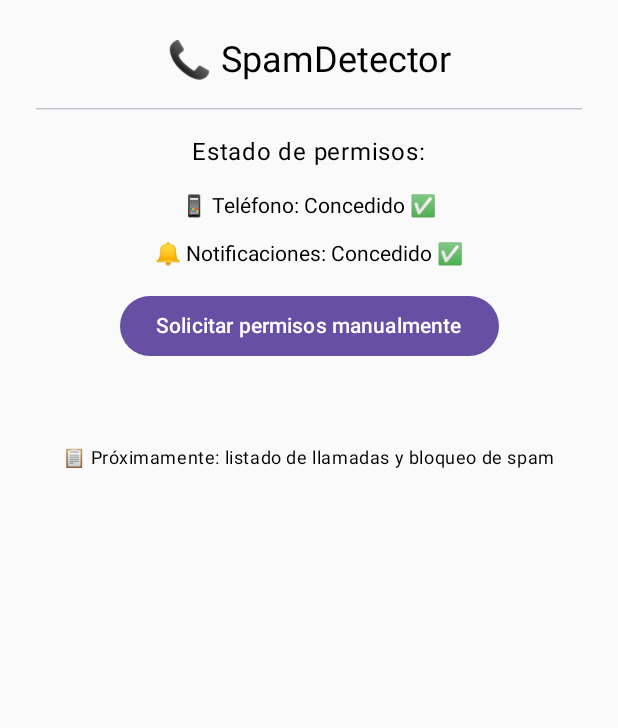
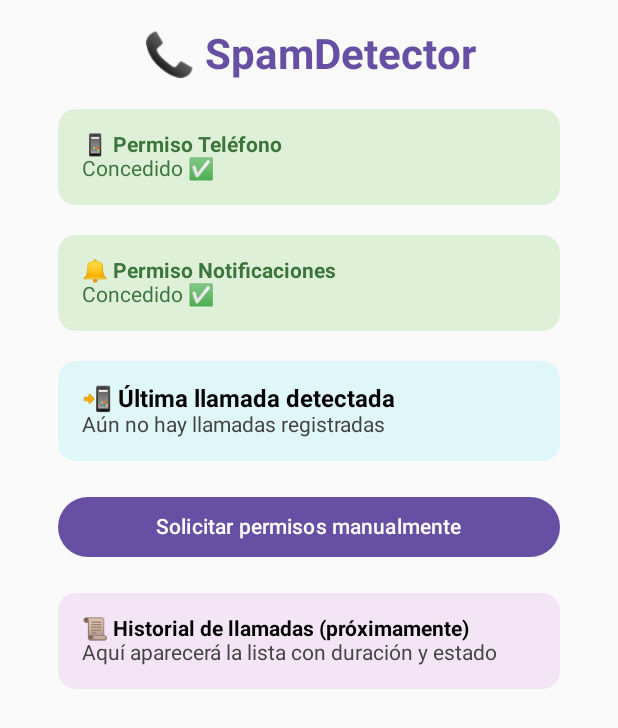
Before and after one commit to angelitrouss/SPAMDETECTOR-TFG, an Android app built with Jetpack Compose: the screen it shows after launch (MainActivity), on a phone screen of 412 x 824 dp. Shown: the top 728 px of the screen. Run offline under Robolectric (Android 15) with nearby library versions, the phone set to English and light mode, and no system bars.

Commit message:
SpamDetector v.1.7
Detecta llamadas entrantes y desplega una notificación + Interfaz Gráfica Simple + Listado de Últimas llamadas

```diff
--- a/app/src/main/java/com/example/spamdetector/CallReceiver.kt
+++ b/app/src/main/java/com/example/spamdetector/CallReceiver.kt
@@ -10,25 +10,33 @@ import android.telephony.TelephonyManager
 import android.util.Log
 import androidx.core.app.NotificationCompat
 import androidx.core.app.NotificationManagerCompat
+import java.text.SimpleDateFormat
+import java.util.*
 
 class CallReceiver : BroadcastReceiver() {
 
     override fun onReceive(context: Context, intent: Intent) {
         Log.d("CALL_RECEIVER", "Intent recibido")
 
-        //Verificamos que sea una acción del sistema para llamada
         val action = intent.action
         if (action == TelephonyManager.ACTION_PHONE_STATE_CHANGED) {
             val estado = intent.getStringExtra(TelephonyManager.EXTRA_STATE)
             Log.d("CALL_RECEIVER", "Estado de llamada: $estado")
 
             if (estado == TelephonyManager.EXTRA_STATE_RINGING) {
+                val numero = intent.getStringExtra(TelephonyManager.EXTRA_INCOMING_NUMBER)
+                val fechaHora = SimpleDateFormat("dd/MM/yyyy HH:mm:ss", Locale.getDefault())
+                    .format(Date())
+
+                // Guardar la última llamada detectada
+                UltimaLlamada.llamada = Llamada(numero = numero, fechaHora = fechaHora)
+
                 crearCanalDeNotificacion(context)
 
                 val builder = NotificationCompat.Builder(context, "canal_llamada")
                     .setSmallIcon(android.R.drawable.sym_call_incoming)
                     .setContentTitle("📞 Llamada entrante")
-                    .setContentText("SpamDetector esta detectando una llamada.")
+                    .setContentText("SpamDetector está detectando una llamada.")
                     .setPriority(NotificationCompat.PRIORITY_HIGH)
                     .setAutoCancel(true)
 
--- a/app/src/main/java/com/example/spamdetector/MainActivity.kt
+++ b/app/src/main/java/com/example/spamdetector/MainActivity.kt
@@ -6,40 +6,63 @@ import android.os.Build
 import android.os.Bundle
 import androidx.activity.ComponentActivity
 import androidx.activity.compose.setContent
-import androidx.core.app.ActivityCompat
+import androidx.activity.result.contract.ActivityResultContracts
+import androidx.compose.runtime.mutableStateOf
+import androidx.compose.runtime.getValue
+import androidx.compose.runtime.setValue
 import androidx.core.content.ContextCompat
+import com.example.spamdetector.PantallaPrincipal
 
 class MainActivity : ComponentActivity() {
 
-    private val REQUEST_CODE = 100
+    // Variables de estado que se actualizan automáticamente
+    private val permisoTelefono = mutableStateOf(false)
+    private val permisoNotificaciones = mutableStateOf(false)
 
     override fun onCreate(savedInstanceState: Bundle?) {
         super.onCreate(savedInstanceState)
 
+        // Actualiza el estado de los permisos al arrancar
+        actualizarEstadosDePermisos()
+
         setContent {
-            PantallaPrincipal { solicitarPermisos() }
+            PantallaPrincipal(
+                permisoTelefono = permisoTelefono,
+                permisoNotificacion = permisoNotificaciones,
+                onSolicitarPermisos = { solicitarPermisos() }
+            )
         }
-
-        solicitarPermisos()
     }
 
     private fun solicitarPermisos() {
+        val launcher = registerForActivityResult(
+            ActivityResultContracts.RequestMultiplePermissions()
+        ) { permisosResultado ->
+            permisoTelefono.value =
+                permisosResultado[Manifest.permission.READ_PHONE_STATE] == true
+
+            permisoNotificaciones.value =
+                Build.VERSION.SDK_INT < Build.VERSION_CODES.TIRAMISU ||
+                        permisosResultado[Manifest.permission.POST_NOTIFICATIONS] == true
+        }
+
         val permisos = mutableListOf(Manifest.permission.READ_PHONE_STATE)
 
         if (Build.VERSION.SDK_INT >= Build.VERSION_CODES.TIRAMISU) {
             permisos.add(Manifest.permission.POST_NOTIFICATIONS)
         }
 
-        val permisosNoConcedidos = permisos.filter {
-            ContextCompat.checkSelfPermission(this, it) != PackageManager.PERMISSION_GRANTED
-        }
+        launcher.launch(permisos.toTypedArray())
+    }
 
-        if (permisosNoConcedidos.isNotEmpty()) {
-            ActivityCompat.requestPermissions(
-                this,
-                permisosNoConcedidos.toTypedArray(),
-                REQUEST_CODE
-            )
-        }
+    private fun actualizarEstadosDePermisos() {
+        permisoTelefono.value = ContextCompat.checkSelfPermission(
+            this, Manifest.permission.READ_PHONE_STATE
+        ) == PackageManager.PERMISSION_GRANTED
+
+        permisoNotificaciones.value = Build.VERSION.SDK_INT < Build.VERSION_CODES.TIRAMISU ||
+                ContextCompat.checkSelfPermission(
+                    this, Manifest.permission.POST_NOTIFICATIONS
+                ) == PackageManager.PERMISSION_GRANTED
     }
 }
--- a/app/src/main/java/com/example/spamdetector/PantallaPrincipal.kt
+++ b/app/src/main/java/com/example/spamdetector/PantallaPrincipal.kt
@@ -1,90 +1,103 @@
 package com.example.spamdetector
 
-import android.Manifest
-import android.content.pm.PackageManager
-import android.os.Build
+import androidx.compose.foundation.background
 import androidx.compose.foundation.layout.*
+import androidx.compose.foundation.shape.RoundedCornerShape
 import androidx.compose.material3.*
-import androidx.compose.runtime.*
+import androidx.compose.runtime.Composable
+import androidx.compose.runtime.State
+import androidx.compose.runtime.getValue
 import androidx.compose.ui.Alignment
 import androidx.compose.ui.Modifier
-import androidx.compose.ui.platform.LocalContext
+import androidx.compose.ui.graphics.Color
+import androidx.compose.ui.text.font.FontWeight
 import androidx.compose.ui.unit.dp
-import androidx.core.content.ContextCompat
+import androidx.compose.ui.unit.sp
 
 @Composable
-fun PantallaPrincipal(onSolicitarPermisos: () -> Unit) {
-    val context = LocalContext.current
-
-    // Variables con estado reactivo
-    var permisoTelefonoConcedido by remember {
-        mutableStateOf(
-            ContextCompat.checkSelfPermission(
-                context,
-                Manifest.permission.READ_PHONE_STATE
-            ) == PackageManager.PERMISSION_GRANTED
-        )
-    }
-
-    var permisoNotificacionesConcedido by remember {
-        mutableStateOf(
-            Build.VERSION.SDK_INT < Build.VERSION_CODES.TIRAMISU ||
-                    ContextCompat.checkSelfPermission(
-                        context,
-                        Manifest.permission.POST_NOTIFICATIONS
-                    ) == PackageManager.PERMISSION_GRANTED
-        )
-    }
-
-    // Efecto que se ejecuta cada vez que vuelve la pantalla activa (como al aceptar permisos)
-    LaunchedEffect(Unit) {
-        permisoTelefonoConcedido = ContextCompat.checkSelfPermission(
-            context,
-            Manifest.permission.READ_PHONE_STATE
-        ) == PackageManager.PERMISSION_GRANTED
-
-        permisoNotificacionesConcedido = Build.VERSION.SDK_INT < Build.VERSION_CODES.TIRAMISU ||
-                ContextCompat.checkSelfPermission(
-                    context,
-                    Manifest.permission.POST_NOTIFICATIONS
-                ) == PackageManager.PERMISSION_GRANTED
-    }
+fun PantallaPrincipal(
+    permisoTelefono: State<Boolean>,
+    permisoNotificacion: State<Boolean>,
+    onSolicitarPermisos: () -> Unit
+) {
+    val ultimaLlamada = UltimaLlamada.llamada
 
     Column(
         modifier = Modifier
             .fillMaxSize()
-            .padding(24.dp),
-        verticalArrangement = Arrangement.spacedBy(16.dp, Alignment.Top),
+            .padding(20.dp),
+        verticalArrangement = Arrangement.spacedBy(20.dp),
         horizontalAlignment = Alignment.CenterHorizontally
     ) {
-        Text(text = "📞 SpamDetector", style = MaterialTheme.typography.headlineSmall)
+        // ENCABEZADO
+        Text(
+            text = "📞 SpamDetector",
+            fontSize = 28.sp,
+            fontWeight = FontWeight.Bold,
+            color = MaterialTheme.colorScheme.primary
+        )
 
-        HorizontalDivider()
+        // TARJETAS DE PERMISOS
+        PermisoCard("📱 Permiso Teléfono", permisoTelefono.value)
+        PermisoCard("🔔 Permiso Notificaciones", permisoNotificacion.value)
 
-        Text(text = "Estado de permisos:", style = MaterialTheme.typography.bodyLarge)
-        Text("📱 Teléfono: ${if (permisoTelefonoConcedido) "Concedido ✅" else "No concedido ❌"}")
-        Text("🔔 Notificaciones: ${if (permisoNotificacionesConcedido) "Concedido ✅" else "No concedido ❌"}")
+        // SECCIÓN DE ÚLTIMA LLAMADA
+        Box(
+            modifier = Modifier
+                .fillMaxWidth(0.9f)
+                .background(Color(0xFFE0F7FA), RoundedCornerShape(12.dp))
+                .padding(16.dp)
+        ) {
+            Column {
+                Text("📲 Última llamada detectada", fontWeight = FontWeight.Bold, fontSize = 16.sp)
+                if (ultimaLlamada != null) {
+                    val numero = ultimaLlamada.numero ?: "Desconocido"
+                    Text("• $numero", fontSize = 14.sp)
+                    Text("🕒 ${ultimaLlamada.fechaHora}", fontSize = 13.sp, color = Color.DarkGray)
+                } else {
+                    Text("Aún no hay llamadas registradas", color = Color.DarkGray)
+                }
+            }
+        }
 
-        Button(onClick = {
-            onSolicitarPermisos()
-
-            // Refrescar el estado justo después de pedirlos
-            permisoTelefonoConcedido = ContextCompat.checkSelfPermission(
-                context,
-                Manifest.permission.READ_PHONE_STATE
-            ) == PackageManager.PERMISSION_GRANTED
-
-            permisoNotificacionesConcedido = Build.VERSION.SDK_INT < Build.VERSION_CODES.TIRAMISU ||
-                    ContextCompat.checkSelfPermission(
-                        context,
-                        Manifest.permission.POST_NOTIFICATIONS
-                    ) == PackageManager.PERMISSION_GRANTED
-        }) {
+        // BOTÓN DE PERMISOS
+        Button(
+            onClick = { onSolicitarPermisos() },
+            modifier = Modifier.fillMaxWidth(0.9f)
+        ) {
             Text("Solicitar permisos manualmente")
         }
 
-        Spacer(modifier = Modifier.height(24.dp))
-
-        Text("📋 Próximamente: listado de llamadas y bloqueo de spam", style = MaterialTheme.typography.bodySmall)
+        // SECCIÓN DE HISTORIAL (placeholder)
+        Box(
+            modifier = Modifier
+                .fillMaxWidth(0.9f)
+                .background(Color(0xFFF3E5F5), RoundedCornerShape(12.dp))
+                .padding(16.dp)
+        ) {
+            Column {
+                Text("📜 Historial de llamadas (próximamente)", fontWeight = FontWeight.Bold)
+                Text("Aquí aparecerá la lista con duración y estado", color = Color.DarkGray)
+            }
+        }
     }
 }
+
+@Composable
+fun PermisoCard(titulo: String, concedido: Boolean) {
+    val colorFondo = if (concedido) Color(0xFFDFF0D8) else Color(0xFFF2DEDE)
+    val colorTexto = if (concedido) Color(0xFF3C763D) else Color(0xFFA94442)
+    val estadoTexto = if (concedido) "Concedido ✅" else "No concedido ❌"
+
+    Box(
+        modifier = Modifier
+            .fillMaxWidth(0.9f)
+            .background(colorFondo, shape = RoundedCornerShape(12.dp))
+            .padding(16.dp)
+    ) {
+        Column {
+            Text(titulo, fontWeight = FontWeight.Bold, color = colorTexto)
+            Text(estadoTexto, color = colorTexto)
+        }
+    }
+}
--- /dev/null
+++ b/app/src/main/java/com/example/spamdetector/UltimaLlamada.kt
@@ -0,0 +1,14 @@
+package com.example.spamdetector
+
+import androidx.compose.runtime.mutableStateOf
+import androidx.compose.runtime.getValue
+import androidx.compose.runtime.setValue
+
+data class Llamada(
+    val numero: String?,
+    val fechaHora: String
+)
+
+object UltimaLlamada {
+    var llamada by mutableStateOf<Llamada?>(null)
+}
```
